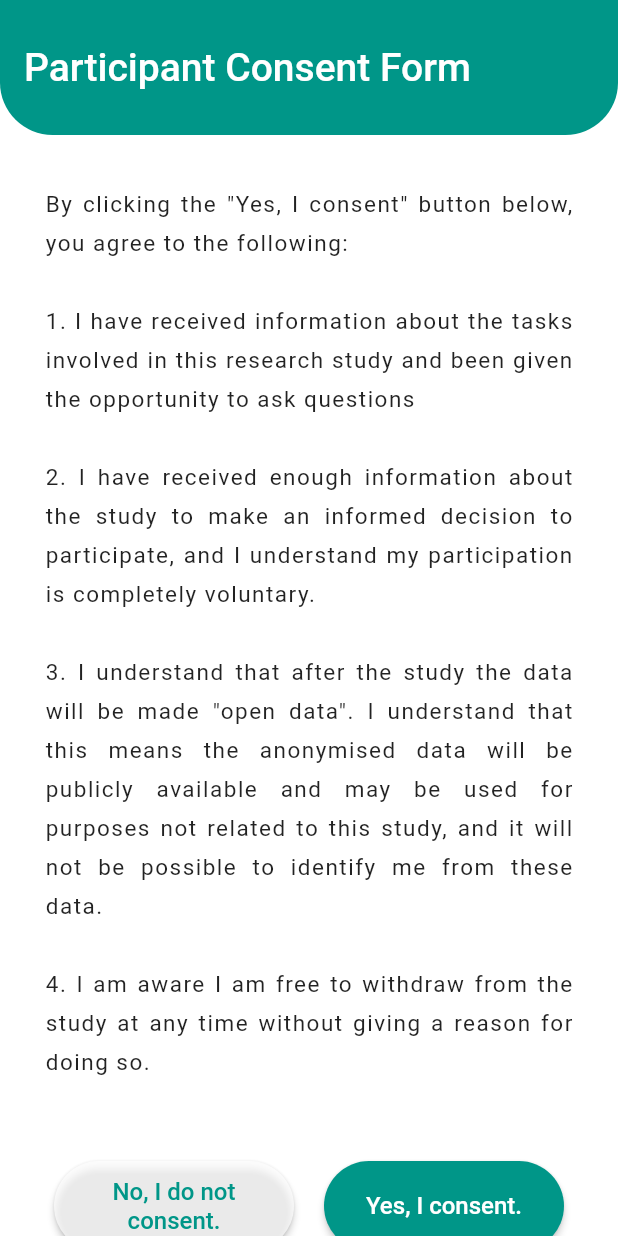
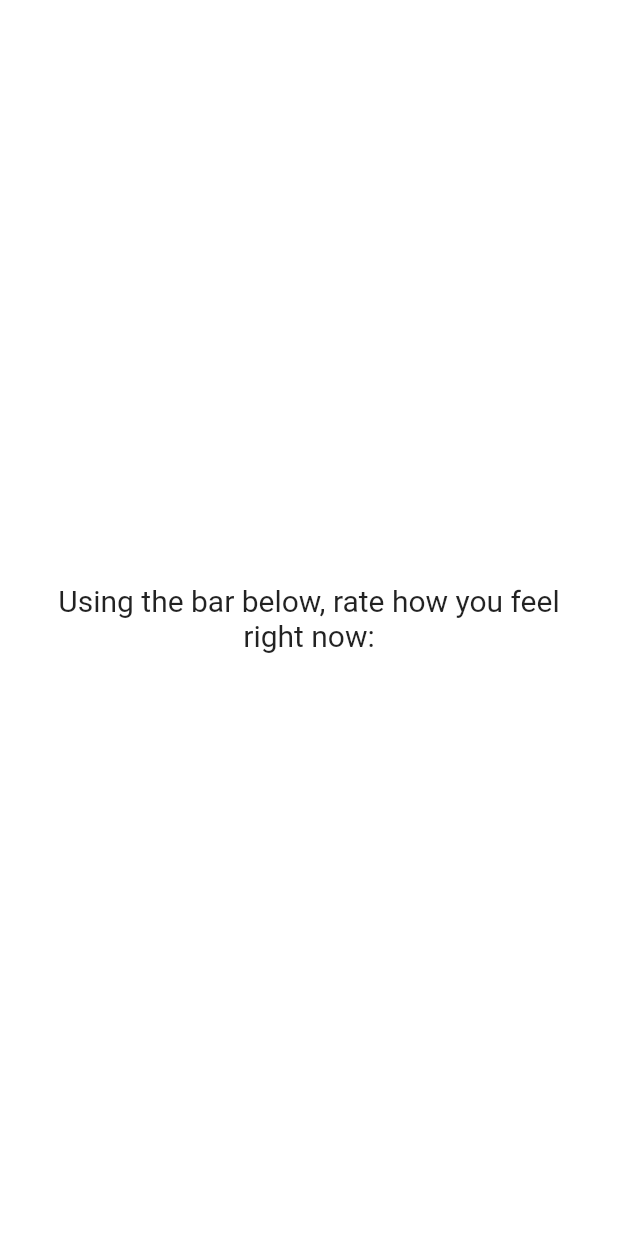
Before and after one commit to spe-uob/RewardProcessingAppPublic, a Flutter app: the screen it shows after launch, after a tap on "Yes, I consent.", on a phone screen of 412 x 824 dp. Run offline on Flutter 3.47's test engine with Material 2 defaults, Android fonts, the phone set to English and light mode, and no system bars.

Commit message:
homepage direct + questionnaire

```diff
--- a/homescreen/lib/home.dart
+++ b/homescreen/lib/home.dart
@@ -1,4 +1,5 @@
 import 'package:flutter/material.dart';
+import 'questionnaire.dart';
 
 class Home extends StatefulWidget {
   const Home({Key? key}) : super(key: key);
@@ -19,7 +20,12 @@ class _HomeState extends State<Home> {
     return Scaffold(
       backgroundColor: Colors.white,
       appBar: buildAppBar(),
-      body: SingleChildScrollView(
+      body: RawScrollbar(
+          thickness: 8,
+          isAlwaysShown: true,
+          thumbColor: Colors.grey,
+          radius: const Radius.circular(100),
+          child: SingleChildScrollView(
               child: Column(
                   mainAxisAlignment: MainAxisAlignment.center,
                   children: <Widget>[
@@ -30,9 +36,9 @@ class _HomeState extends State<Home> {
                             style: const TextStyle(fontSize: 15,
                               fontStyle: FontStyle.normal,
                               height: 1.75,
-                  letterSpacing: 1,
-                ),
-              ),
+                              letterSpacing: 0.75,
+                            )
+                        )
                     ),
                     Row(
                         mainAxisAlignment: MainAxisAlignment.center,
@@ -52,7 +58,8 @@ class _HomeState extends State<Home> {
                                       'No, I do not consent.',
                                       textAlign: TextAlign.center,
                                       style: TextStyle(color: Colors.teal,
-                                fontSize: 16,
+                                          fontSize: 17,
+                                          fontWeight: FontWeight.w300
                                       )
                                   )
                               )
@@ -61,7 +68,12 @@ class _HomeState extends State<Home> {
                               margin: const EdgeInsets.only(left: 10, right: 10, bottom: 70),
                               child:
                               ElevatedButton(
-                          onPressed: () {},
+                                  onPressed: () {
+                                    Navigator.push(
+                                        context,
+                                        MaterialPageRoute(builder: (context) => questionnaire())
+                                    );
+                                  },
                                   style: ElevatedButton.styleFrom(
                                     fixedSize: const Size(160, 60),
                                     primary: Colors.teal,
@@ -72,14 +84,16 @@ class _HomeState extends State<Home> {
                                       'Yes, I consent.',
                                       textAlign: TextAlign.center,
                                       style: TextStyle(color: Colors.white,
-                              fontSize: 16,
-                            ),
+                                          fontSize: 17,
+                                          fontWeight: FontWeight.w300
                                       )
-                      ),
+                                  )
+                              )
                           )
                         ]
                     )
                   ]
+              )
           )
       )
     );
@@ -93,10 +107,10 @@ class _HomeState extends State<Home> {
         'Participant Consent Form',
         textAlign: TextAlign.center,
         style: TextStyle(
-          fontWeight: FontWeight.w500,
+          fontWeight: FontWeight.w400,
           color: Colors.white,
-          fontSize: 26,
-        ),
+          fontSize: 28,
+        )
       ),
       elevation: 0.0,
       flexibleSpace: Container(
@@ -105,9 +119,9 @@ class _HomeState extends State<Home> {
           borderRadius: BorderRadius.only(
               bottomLeft: Radius.circular(35),
               bottomRight: Radius.circular(35)
-          ),
-        ),
-      ),
+          )
+        )
+      )
     );
   }
 }
--- /dev/null
+++ b/homescreen/lib/questionnaire.dart
@@ -0,0 +1,21 @@
+import 'package:flutter/material.dart';
+
+class questionnaire extends StatelessWidget
+{
+  @override
+  Widget build(BuildContext context) {
+    return Scaffold(
+        backgroundColor: Colors.white,
+        body: Container(
+          alignment: Alignment.center,
+            margin: const EdgeInsets.only(right: 30, left: 30),
+            child: const Text(
+              'Using the bar below, rate how you feel right now:',
+              textAlign: TextAlign.center,
+              style: TextStyle(fontSize: 20),
+            ),
+        )
+    );
+  }
+
+}
```
Lines whose indentation alone changed are shown as unchanged.
